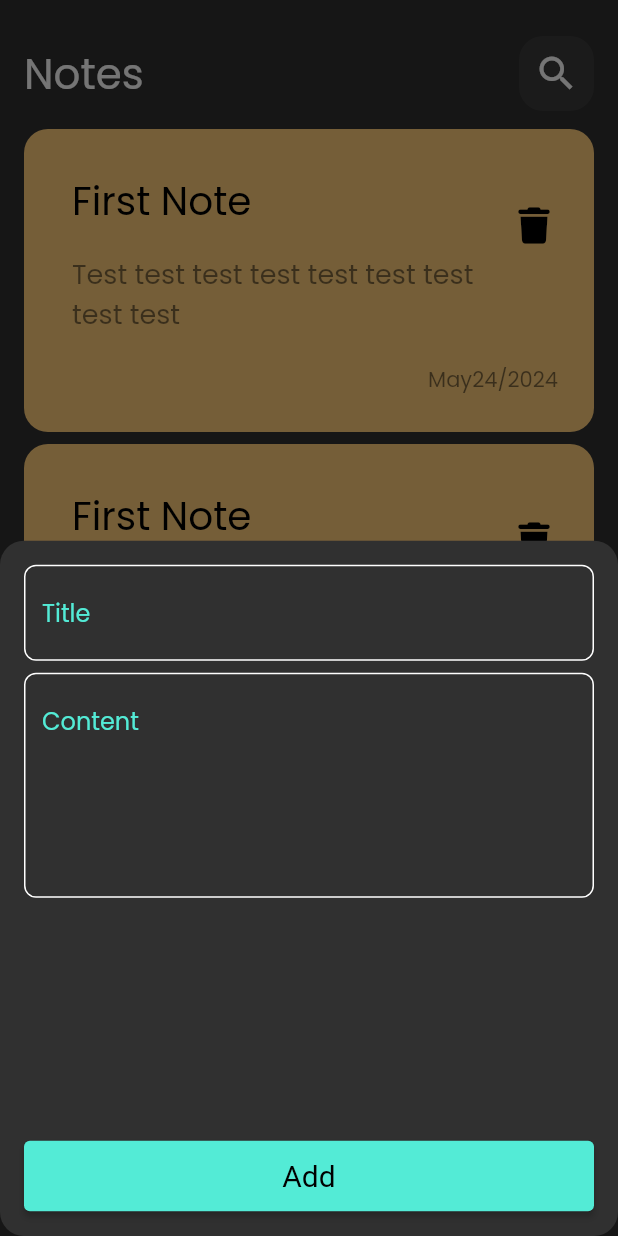
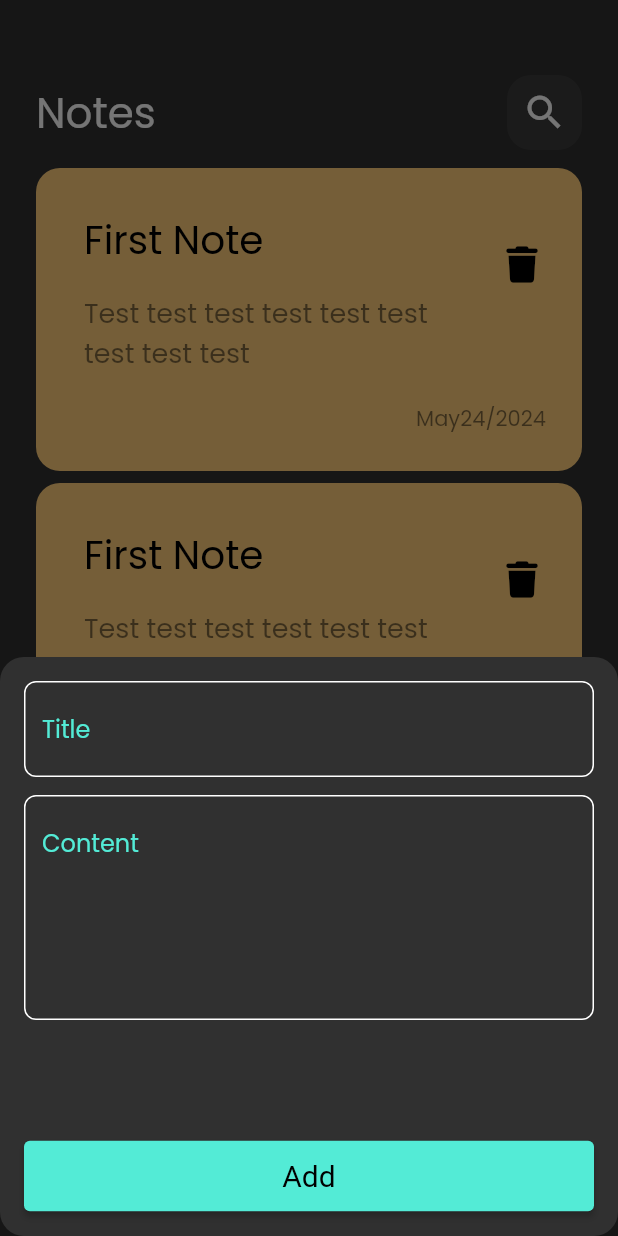
Before and after one commit to MostafaMahmoudFahmy/flutter_notes, a Flutter app: the screen it shows after launch, after a tap on the "add" icon, on a phone screen of 412 x 824 dp. Run offline on Flutter 3.47's test engine with Material 2 defaults, Android fonts, the phone set to English and light mode, and no system bars; our stand-ins replace font_awesome_flutter.

Commit message:
create edit note

```diff
--- a/lib/widgets/add_note_bottom_sheet.dart
+++ b/lib/widgets/add_note_bottom_sheet.dart
@@ -11,16 +11,20 @@ class AddNoteBottomSheet extends StatelessWidget {
   Widget build(BuildContext context) {
     return const Padding(
       padding: EdgeInsets.symmetric(horizontal: 16, vertical: 16),
+      child: SingleChildScrollView(
         child: Column(
           children: [
             CustomTextField(hintTxt: "Title"),
             SizedBox(
-            height: 8,
+              height: 12,
             ),
             CustomTextField(hintTxt: "Content", maxline: 5),
-          Spacer(),
+            SizedBox(
+              height: 80,
+            ),
             CustomButton(color: kPrimaryColor),
           ],
+        ),
       ),
     );
   }
--- a/lib/widgets/custom_app_bar.dart
+++ b/lib/widgets/custom_app_bar.dart
@@ -2,21 +2,20 @@ import 'package:flutter/material.dart';
 
 import 'custom_search_icon.dart';
 
-class CustomAbbBar extends StatelessWidget {
-  const CustomAbbBar({
-    super.key,
-  });
-
+class CustomAppBar extends StatelessWidget {
+  const CustomAppBar({super.key, required this.title, required this.icon});
+  final String title;
+  final IconData icon;
   @override
   Widget build(BuildContext context) {
-    return const Row(
+    return Row(
       mainAxisAlignment: MainAxisAlignment.spaceBetween,
       children: [
         Text(
-          "Notes",
-          style: TextStyle(fontSize: 28),
+          title,
+          style: const TextStyle(fontSize: 28),
         ),
-        CustomSearchIcon(),
+        CustomSearchIcon(icon: icon),
       ],
     );
   }
--- a/lib/widgets/custom_button.dart
+++ b/lib/widgets/custom_button.dart
@@ -7,7 +7,8 @@ class CustomButton extends StatelessWidget {
   @override
   Widget build(BuildContext context) {
     return SizedBox(
-      width: double.infinity,
+      //width: double.infinity,
+      width: MediaQuery.of(context).size.width,
       child: ElevatedButton(
         style: ButtonStyle(
           backgroundColor: MaterialStateProperty.all(color),
--- a/lib/widgets/custom_note_item.dart
+++ b/lib/widgets/custom_note_item.dart
@@ -1,12 +1,24 @@
 import 'package:flutter/material.dart';
 import 'package:font_awesome_flutter/font_awesome_flutter.dart';
+import 'package:notes_app/views/edit_note_view.dart';
 
 class NoteItem extends StatelessWidget {
   const NoteItem({super.key});
 
   @override
   Widget build(BuildContext context) {
-    return Container(
+    return GestureDetector(
+      onTap: () {
+        Navigator.push(
+          context,
+          MaterialPageRoute(
+            builder: (context) {
+              return const EditView();
+            },
+          ),
+        );
+      },
+      child: Container(
         padding: const EdgeInsets.only(top: 24, bottom: 24, left: 16),
         decoration: BoxDecoration(
             color: const Color(0xffffcd7a),
@@ -48,6 +60,7 @@ class NoteItem extends StatelessWidget {
             )
           ],
         ),
+      ),
     );
   }
 }
--- a/lib/widgets/custom_search_icon.dart
+++ b/lib/widgets/custom_search_icon.dart
@@ -2,8 +2,10 @@ import 'package:flutter/material.dart';
 
 class CustomSearchIcon extends StatelessWidget {
   const CustomSearchIcon({
+    required this.icon,
     super.key,
   });
+  final IconData icon;
 
   @override
   Widget build(BuildContext context) {
@@ -14,8 +16,7 @@ class CustomSearchIcon extends StatelessWidget {
           color: Colors.white.withOpacity(0.05),
           borderRadius: BorderRadius.circular(16)),
       child: Center(
-        child: IconButton(
-            iconSize: 30, onPressed: () {}, icon: const Icon(Icons.search)),
+        child: IconButton(iconSize: 30, onPressed: () {}, icon: Icon(icon)),
       ),
     );
   }
--- a/lib/widgets/notes_view_body.dart
+++ b/lib/widgets/notes_view_body.dart
@@ -10,9 +10,15 @@ class NotesViewBody extends StatelessWidget {
   Widget build(BuildContext context) {
     return const Scaffold(
       body: Padding(
-        padding: EdgeInsets.only(right: 16, left: 16, top: 24),
+        padding: EdgeInsets.symmetric(horizontal: 24),
         child: Column(
-          children: [CustomAbbBar(), Expanded(child: NotesItemList())],
+          children: [
+            SizedBox(
+              height: 50,
+            ),
+            CustomAppBar(title: "Notes", icon: Icons.search),
+            Expanded(child: NotesItemList())
+          ],
         ),
       ),
     );
```
Also changed, not shown: lib/views/edit_note_view.dart (added, +35 -0 lines). Lines whose indentation alone changed are shown as unchanged.
